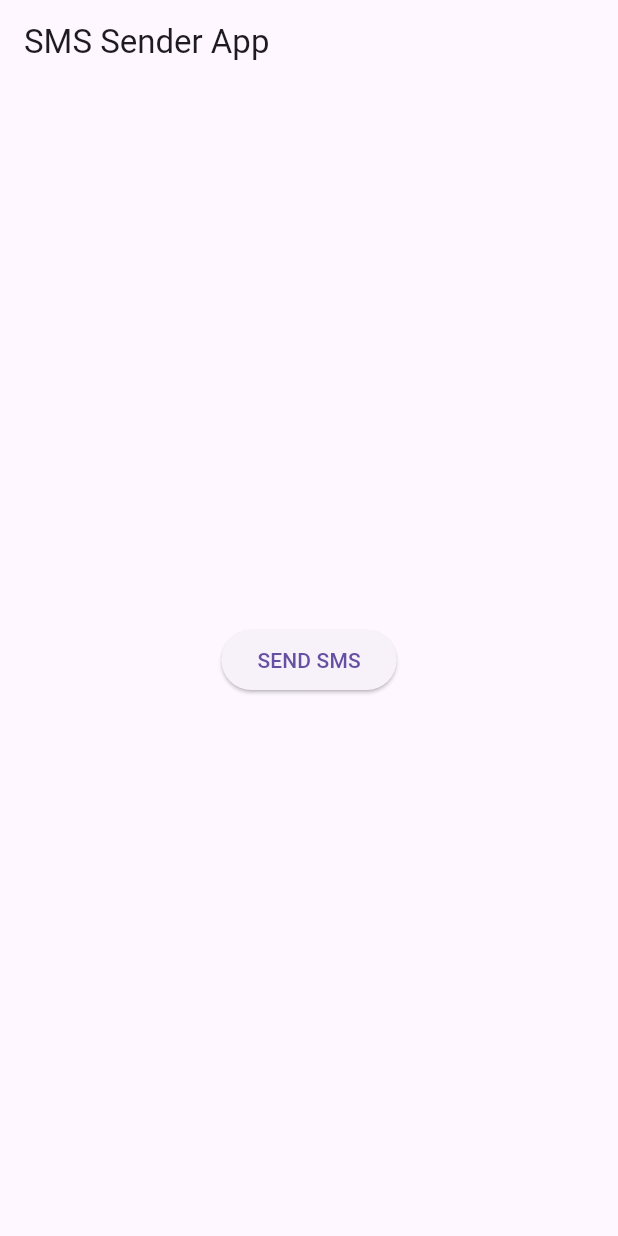
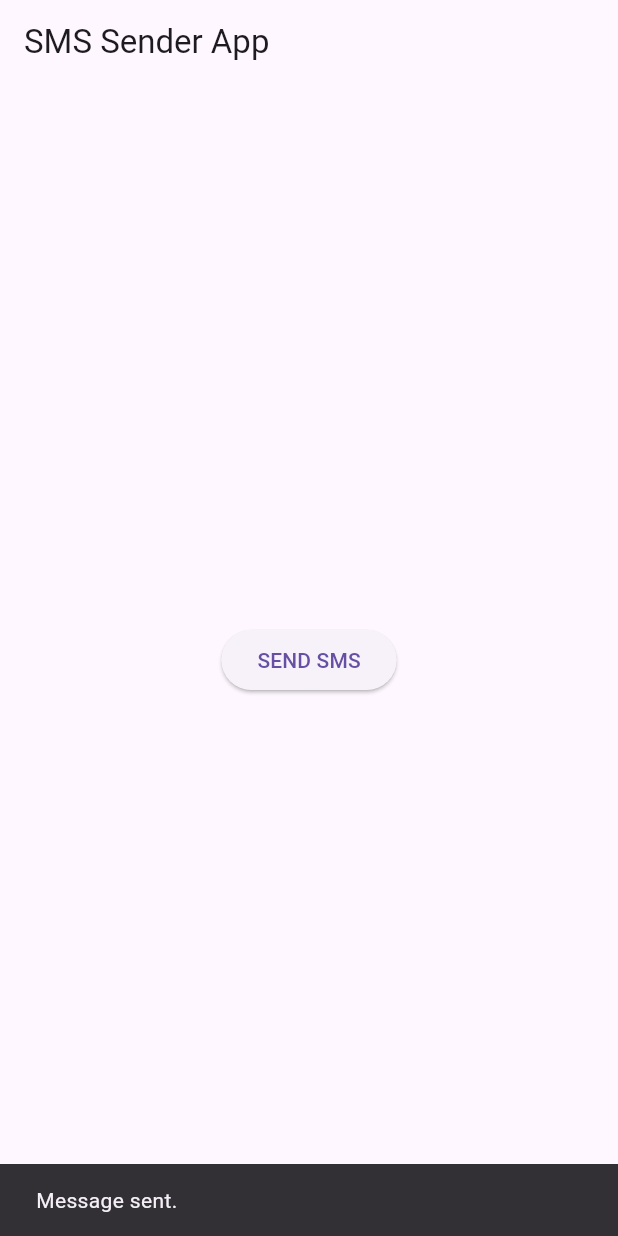
Before and after one commit to Pradipjadav05/group_smskit, a Flutter app: the screen it shows after launch, after a tap on "SEND SMS", on a phone screen of 412 x 824 dp. Run offline on Flutter 3.47's test engine with Material 3 defaults, Android fonts, the phone set to English and light mode, and no system bars; our stand-ins replace permission_handler, plugin_platform_interface.

Commit message:
Example changes

```diff
--- a/example/lib/main.dart
+++ b/example/lib/main.dart
@@ -11,28 +11,29 @@ void main() {
 }
 
 // Root widget of the application
-class MyApp extends StatefulWidget {
+class MyApp extends StatelessWidget {
   const MyApp({super.key});
 
   @override
-  State<MyApp> createState() => _MyAppState();
+  Widget build(BuildContext context) {
+    return const MaterialApp(
+      home: SmsSenderScreen(),
+    );
+  }
 }
 
-// The stateful widget that manages app state
-class _MyAppState extends State<MyApp> {
+class SmsSenderScreen extends StatefulWidget {
+  const SmsSenderScreen({super.key});
+
   @override
-  void initState() {
-    super.initState();
-    // You could initialize things here if needed
+  State<SmsSenderScreen> createState() => _SmsSenderScreenState();
 }
 
+class _SmsSenderScreenState extends State<SmsSenderScreen> {
   @override
   Widget build(BuildContext context) {
-    return MaterialApp(
-      home: Scaffold(
-        appBar: AppBar(
-          title: const Text('SMS Sender App'), // App bar title
-        ),
+    return Scaffold(
+      appBar: AppBar(title: const Text('SMS Sender App')),
       body: Center(
         child: ElevatedButton(
           onPressed: () async {
@@ -40,15 +41,20 @@ class _MyAppState extends State<MyApp> {
             await requestSmsPermission();
 
             // Call the plugin method to send SMS
-              await SmsSender.sendSms(
+            final result = await SmsSender.sendSms(
               // List of recipient numbers
               numbers: ['9876543210', '9123456789'],
               // Message body
               message: 'Hii...!!',
             );
+
+            if (context.mounted) {
+              ScaffoldMessenger.of(context).showSnackBar(
+                SnackBar(content: Text(result ?? 'Message sent.')),
+              );
+            }
           },
           child: const Text("SEND SMS"),
-          ),
         ),
       ),
     );
```
Also changed, not shown: 1 other file. Lines whose indentation alone changed are shown as unchanged.
